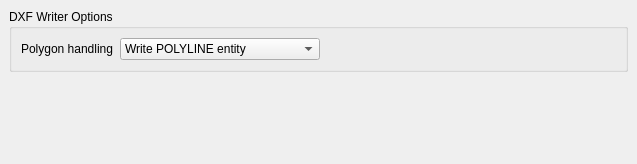
First picture: the form in src/plugins/streamers/dxf/lay_plugin/DXFWriterOptionPage.ui, repository KLayout/klayout, before the edit.
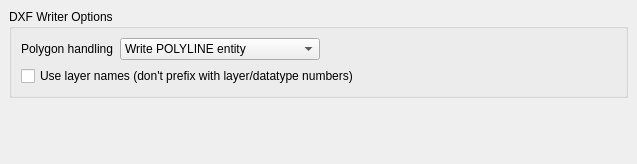
Second picture: the form after the edit.

Commit message:
Support using layer names in DXF export (#2439)
Add dxf_use_layer_names option to DXFWriterOptions, SaveLayoutOptions,
buddy writer options (--use-layer-names), and GUI export dialog.
When enabled, layer names are preserved directly (e.g. 'PAD') without
prepending 'L{layer}D{datatype}' numbers.

```diff
--- a/src/plugins/streamers/dxf/lay_plugin/DXFWriterOptionPage.ui
+++ b/src/plugins/streamers/dxf/lay_plugin/DXFWriterOptionPage.ui
@@ -80,6 +80,13 @@
         </item>
        </widget>
       </item>
+      <item row="1" column="0" colspan="3" >
+       <widget class="QCheckBox" name="use_layer_names_cbx" >
+        <property name="text" >
+         <string>Use layer names (don't prefix with layer/datatype numbers)</string>
+        </property>
+       </widget>
+      </item>
      </layout>
     </widget>
    </item>
```
The commit also changes 11 other files.
